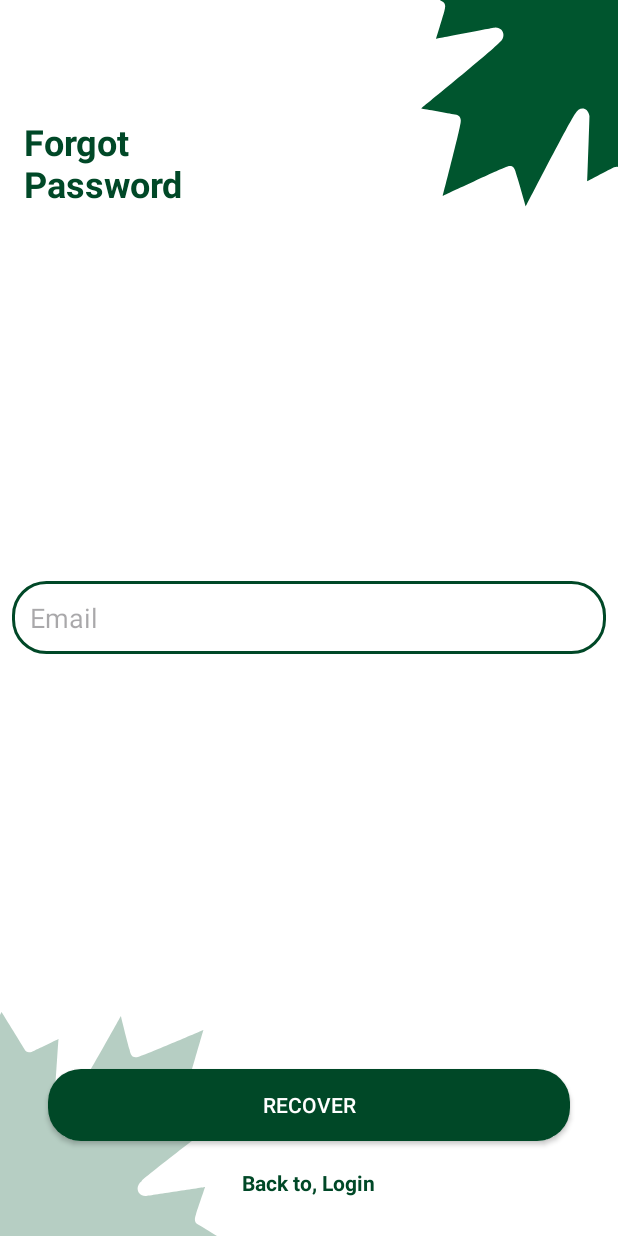
After one commit to TKim713/SocialMediaApp, an Android app: the fragment ForgotPassword placed in its activity, on a phone screen of 412 x 824 dp. The commit adds this screen. Run offline under Robolectric (Android 15) with nearby library versions, the phone set to English and light mode, and no system bars; our stand-ins replace Firebase (no records; nobody signed in at launch, a user with empty details on screens opened directly).

```diff
--- a/app/src/main/AndroidManifest.xml
+++ b/app/src/main/AndroidManifest.xml
@@ -15,6 +15,9 @@
         android:theme="@style/Theme.SocialMediaApp"
         tools:targetApi="31">
         <activity
+            android:name=".ReplacerActivity"
+            android:exported="false" />
+        <activity
             android:name=".SplashActivity"
             android:exported="true">
             <intent-filter>
@@ -24,9 +27,6 @@
             </intent-filter>
         </activity>
         <activity
-            android:name=".FragmentReplacerActivity"
-            android:exported="false" />
-        <activity
             android:name=".MainActivity"
             android:exported="true">
             <intent-filter>
@@ -34,7 +34,6 @@
 
                 <category android:name="android.intent.category.DEFAULT" />
             </intent-filter>
-
         </activity>
     </application>
 
--- a/app/src/main/java/com/example/socialmediaapp/FragmentReplacerActivity.java
+++ b/app/src/main/java/com/example/socialmediaapp/ReplacerActivity.java
@@ -1,23 +1,23 @@
 package com.example.socialmediaapp;
+
+import android.os.Bundle;
+import android.widget.FrameLayout;
 
 import androidx.appcompat.app.AppCompatActivity;
 import androidx.fragment.app.Fragment;
 import androidx.fragment.app.FragmentTransaction;
 
-import android.os.Bundle;
-import android.view.Choreographer;
-import android.widget.FrameLayout;
-
 import com.example.socialmediaapp.fragments.CreateAccountFragment;
 import com.example.socialmediaapp.fragments.LoginFragment;
 
-public class FragmentReplacerActivity extends AppCompatActivity {
+public class ReplacerActivity extends AppCompatActivity {
+
     private FrameLayout frameLayout;
 
     @Override
     protected void onCreate(Bundle savedInstanceState) {
         super.onCreate(savedInstanceState);
-        setContentView(R.layout.activity_fragment_replacer);
+        setContentView(R.layout.activity_replacer);
 
         frameLayout = findViewById(R.id.frameLayout);
 
--- a/app/src/main/java/com/example/socialmediaapp/SplashActivity.java
+++ b/app/src/main/java/com/example/socialmediaapp/SplashActivity.java
@@ -1,10 +1,10 @@
 package com.example.socialmediaapp;
-
-import androidx.appcompat.app.AppCompatActivity;
 
 import android.content.Intent;
 import android.os.Bundle;
 import android.os.Handler;
+
+import androidx.appcompat.app.AppCompatActivity;
 
 import com.google.firebase.auth.FirebaseAuth;
 import com.google.firebase.auth.FirebaseUser;
@@ -23,7 +23,7 @@ public class SplashActivity extends AppCompatActivity {
             @Override
             public void run() {
                 if(user==null){
-                    startActivity(new Intent(SplashActivity.this, FragmentReplacerActivity.class));
+                    startActivity(new Intent(SplashActivity.this, ReplacerActivity.class));
                 }
                 else{
                     startActivity(new Intent(SplashActivity.this, MainActivity.class));
--- a/app/src/main/java/com/example/socialmediaapp/fragments/CreateAccountFragment.java
+++ b/app/src/main/java/com/example/socialmediaapp/fragments/CreateAccountFragment.java
@@ -2,11 +2,6 @@ package com.example.socialmediaapp.fragments;
 
 import android.content.Intent;
 import android.os.Bundle;
-
-import androidx.annotation.NonNull;
-import androidx.annotation.Nullable;
-import androidx.fragment.app.Fragment;
-
 import android.view.LayoutInflater;
 import android.view.View;
 import android.view.ViewGroup;
@@ -16,9 +11,13 @@ import android.widget.ProgressBar;
 import android.widget.TextView;
 import android.widget.Toast;
 
-import com.example.socialmediaapp.FragmentReplacerActivity;
+import androidx.annotation.NonNull;
+import androidx.annotation.Nullable;
+import androidx.fragment.app.Fragment;
+
 import com.example.socialmediaapp.MainActivity;
 import com.example.socialmediaapp.R;
+import com.example.socialmediaapp.ReplacerActivity;
 import com.google.android.gms.tasks.OnCompleteListener;
 import com.google.android.gms.tasks.Task;
 import com.google.firebase.auth.AuthResult;
@@ -81,7 +80,7 @@ public class CreateAccountFragment extends Fragment {
 
             @Override
             public void onClick(View view) {
-                ((FragmentReplacerActivity)getActivity()).setFragment(new LoginFragment());
+                ((ReplacerActivity)getActivity()).setFragment(new LoginFragment());
             }
         });
 
--- /dev/null
+++ b/app/src/main/java/com/example/socialmediaapp/fragments/ForgotPassword.java
@@ -0,0 +1,97 @@
+package com.example.socialmediaapp.fragments;
+
+import static com.example.socialmediaapp.fragments.CreateAccountFragment.EMAIL_REGEX;
+
+import android.os.Bundle;
+import android.view.LayoutInflater;
+import android.view.View;
+import android.view.ViewGroup;
+import android.widget.Button;
+import android.widget.EditText;
+import android.widget.ProgressBar;
+import android.widget.TextView;
+import android.widget.Toast;
+
+import androidx.annotation.NonNull;
+import androidx.annotation.Nullable;
+import androidx.fragment.app.Fragment;
+
+import com.example.socialmediaapp.R;
+import com.example.socialmediaapp.ReplacerActivity;
+import com.google.android.gms.tasks.OnCompleteListener;
+import com.google.android.gms.tasks.Task;
+import com.google.firebase.auth.FirebaseAuth;
+
+public class ForgotPassword extends Fragment {
+    private TextView loginTV;
+    private Button recoverBtn;
+    private EditText emailEt;
+    private FirebaseAuth auth;
+    private ProgressBar progressBar;
+    public ForgotPassword() {
+        // Required empty public constructor
+    }
+
+    @Override
+    public View onCreateView(LayoutInflater inflater, ViewGroup container,
+                             Bundle savedInstanceState) {
+        // Inflate the layout for this fragment
+        return inflater.inflate(R.layout.fragment_forgot_password, container, false);
+    }
+
+    @Override
+    public void onViewCreated(@NonNull View view, @Nullable Bundle savedInstanceState) {
+        super.onViewCreated(view, savedInstanceState);
+
+        init(view);
+
+        clickListener();
+    }
+
+    private void clickListener() {
+        loginTV.setOnClickListener(new View.OnClickListener() {
+            @Override
+            public void onClick(View v) {
+                ((ReplacerActivity) getActivity()).setFragment((new LoginFragment()));
+            }
+        });
+        recoverBtn.setOnClickListener(new View.OnClickListener() {
+            @Override
+            public void onClick(View v) {
+                String email = emailEt.getText().toString();
+
+                if(email.isEmpty() || !email.matches(EMAIL_REGEX)){
+                    emailEt.setError("Input valid email");
+                    return;
+                }
+
+                progressBar.setVisibility(View.VISIBLE);
+
+                auth.sendPasswordResetEmail(email)
+                        .addOnCompleteListener(new OnCompleteListener<Void>() {
+                            @Override
+                            public void onComplete(@NonNull Task<Void> task) {
+                                if(task.isSuccessful()){
+                                    Toast.makeText(getContext(), "Password reset email send successfully", Toast.LENGTH_SHORT).show();
+                                    emailEt.setText("");
+                                }else{
+                                    String errMsg=task.getException().getMessage();
+                                    Toast.makeText(getContext(), "Error: "+errMsg, Toast.LENGTH_SHORT).show();
+                                }
+
+                                progressBar.setVisibility(View.GONE);
+                            }
+                        });
+            }
+        });
+    }
+
+    private void init(View view) {
+        loginTV = view.findViewById(R.id.loginTV);
+        recoverBtn = view.findViewById(R.id.recoverBtn);
+        emailEt = view.findViewById(R.id.emailET);
+        progressBar = view.findViewById(R.id.progressBar);
+
+        auth = FirebaseAuth.getInstance();
+    }
+}
--- a/app/src/main/java/com/example/socialmediaapp/fragments/LoginFragment.java
+++ b/app/src/main/java/com/example/socialmediaapp/fragments/LoginFragment.java
@@ -4,24 +4,23 @@ import static com.example.socialmediaapp.fragments.CreateAccountFragment.EMAIL_R
 
 import android.content.Intent;
 import android.os.Bundle;
+import android.util.Log;
+import android.view.LayoutInflater;
+import android.view.View;
+import android.view.ViewGroup;
+import android.widget.Button;
+import android.widget.EditText;
+import android.widget.ProgressBar;
+import android.widget.TextView;
+import android.widget.Toast;
 
 import androidx.annotation.NonNull;
 import androidx.annotation.Nullable;
 import androidx.fragment.app.Fragment;
 
-import android.util.Log;
-import android.view.LayoutInflater;
-import android.view.View;
-import android.view.ViewGroup;
-import android.widget.EditText;
-import android.widget.ProgressBar;
-import android.widget.TextView;
-import android.widget.Button;
-import android.widget.Toast;
-
-import com.example.socialmediaapp.FragmentReplacerActivity;
 import com.example.socialmediaapp.MainActivity;
 import com.example.socialmediaapp.R;
+import com.example.socialmediaapp.ReplacerActivity;
 import com.google.android.gms.auth.api.signin.GoogleSignIn;
 import com.google.android.gms.auth.api.signin.GoogleSignInAccount;
 import com.google.android.gms.auth.api.signin.GoogleSignInClient;
@@ -89,6 +88,12 @@ public class LoginFragment extends Fragment {
     }
 
     private void clickListener(){
+        forgotPasswordTv.setOnClickListener(new View.OnClickListener() {
+            @Override
+            public void onClick(View v) {
+                ((ReplacerActivity) getActivity()).setFragment(new ForgotPassword());
+            }
+        });
         loginBtn.setOnClickListener(new View.OnClickListener(){
 
             @Override
@@ -137,7 +142,7 @@ public class LoginFragment extends Fragment {
         signUpTv.setOnClickListener(new View.OnClickListener() {
             @Override
             public void onClick(View v) {
-                ((FragmentReplacerActivity) getActivity()).setFragment(new CreateAccountFragment());
+                ((ReplacerActivity) getActivity()).setFragment(new CreateAccountFragment());
             }
         });
     }
--- a/app/src/main/res/layout/activity_fragment_replacer.xml
+++ b/app/src/main/res/layout/activity_replacer.xml
@@ -4,7 +4,7 @@
     xmlns:tools="http://schemas.android.com/tools"
     android:layout_width="match_parent"
     android:layout_height="match_parent"
-    tools:context=".FragmentReplacerActivity">
+    tools:context=".ReplacerActivity">
 
     <FrameLayout
         android:layout_width="match_parent"
--- /dev/null
+++ b/app/src/main/res/layout/fragment_forgot_password.xml
@@ -0,0 +1,59 @@
+<?xml version="1.0" encoding="utf-8"?>
+<RelativeLayout xmlns:android="http://schemas.android.com/apk/res/android"
+    xmlns:tools="http://schemas.android.com/tools"
+    android:layout_width="match_parent"
+    android:layout_height="match_parent"
+    android:background="@drawable/ic_background"
+    tools:context=".fragments.CreateAccountFragment">
+
+    <TextView
+        android:layout_width="wrap_content"
+        android:layout_height="wrap_content"
+        android:textStyle="bold"
+        android:textSize="24sp"
+        android:text="Forgot \nPassword"
+        android:textColor="@color/colorGreen"
+        android:layout_marginTop="78dp"
+        android:layout_marginStart="16dp"
+        android:layout_marginLeft="16dp"/>
+    <EditText
+        android:id="@+id/emailET"
+        android:layout_width="match_parent"
+        android:layout_height="wrap_content"
+        android:padding = "12dp"
+        android:layout_margin="8dp"
+        android:background="@drawable/text_box"
+        android:layout_centerInParent="true"
+        android:hint="Email"/>
+    <ProgressBar
+        android:layout_centerHorizontal="true"
+        android:visibility="gone"
+        android:layout_width="wrap_content"
+        android:layout_height="wrap_content"
+        android:id="@+id/progressBar"
+        android:layout_below="@id/emailET"
+        android:layout_above="@id/recoverBtn"/>
+    <androidx.appcompat.widget.AppCompatButton
+        android:id="@+id/recoverBtn"
+        android:layout_width="match_parent"
+        android:layout_height="wrap_content"
+        android:layout_marginStart="32dp"
+        android:layout_marginEnd="32dp"
+        android:background="@drawable/btn_bg"
+        android:text="Recover"
+        android:layout_above="@+id/loginTV"
+        android:layout_marginBottom="18dp"
+        android:textColor="#fff" />
+
+
+    <TextView
+        android:layout_width="wrap_content"
+        android:layout_height="wrap_content"
+        android:layout_centerHorizontal="true"
+        android:id="@+id/loginTV"
+        android:layout_alignParentBottom="true"
+        android:layout_marginBottom="26dp"
+        android:text="Back to, Login"
+        android:textStyle="bold"
+        android:textColor="@color/colorGreen"/>
+</RelativeLayout>
```
